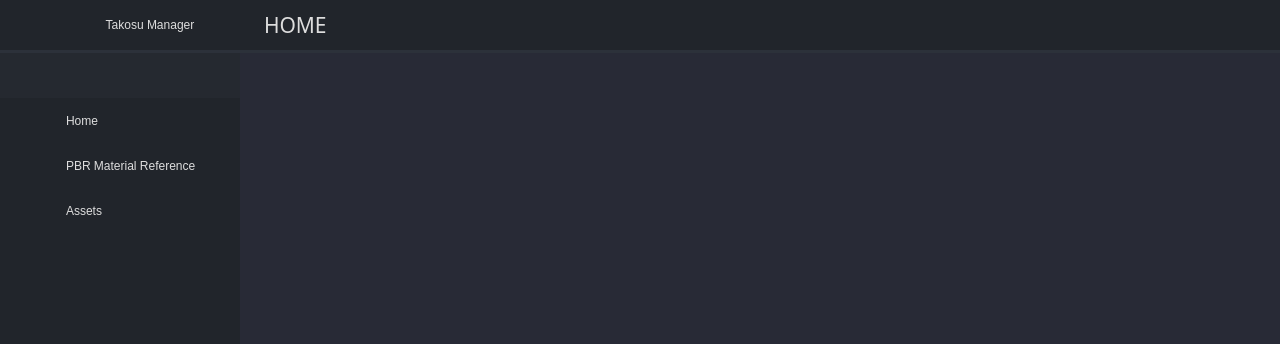
Before: the Qt Designer form main_window.ui in Studio-Takosu/takosu-manager, drawn with Qt 5; both pictures show x 0 to 1280 and y 0 to 344 of the 1280 by 720 pixel window.
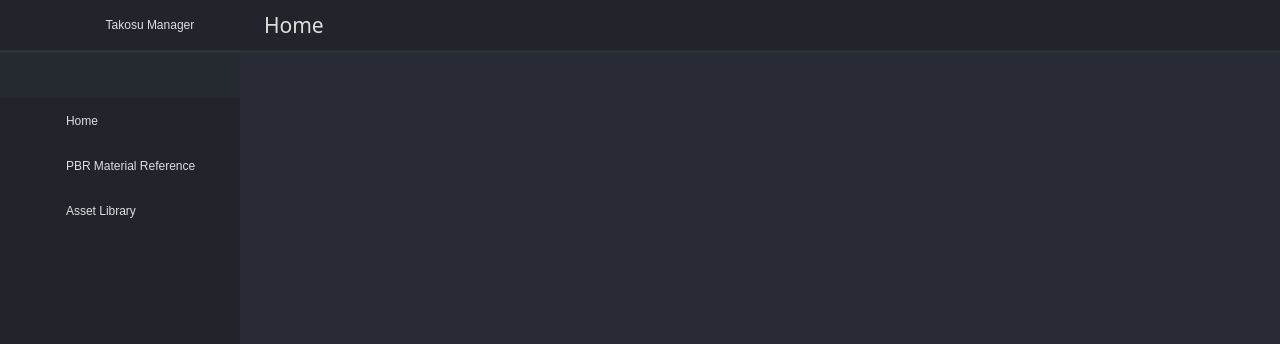
After: the same form once the commit is applied. Icons and pictures are not drawn.

Commit message: changed menu toggle icon

```diff
--- a/main_window.ui
+++ b/main_window.ui
@@ -76,20 +76,23 @@
 
 /* TOGGLE BUTTON */
 #toggleBtn {
+	/* background-position: left center; */
 	background-position: left center;
   	background-repeat: no-repeat;
 	border: none;
 	border-left: 20px solid transparent;
 	border-right: 20px solid transparent;
-	background-color: rgb(37, 41, 48);
 	text-align: left;
 	padding-left: 44px;
 	color: rgb(113, 126, 149);
 }
-#toggleBtn:hover {
+#toggleFrame {
+	background-color: rgb(37, 41, 48);
+}
+#toggleFrame:hover {
 	background-color: rgb(40, 44, 52);
 }
-#toggleBtn:pressed {
+#toggleFrame:pressed {
 	background-color: rgb(189, 147, 249);
 }
 
@@ -359,20 +362,42 @@
                  <number>0</number>
                 </property>
                 <item>
+                 <widget class="QFrame" name="toggleFrame">
+                  <property name="minimumSize">
+                   <size>
+                    <width>0</width>
+                    <height>45</height>
+                   </size>
+                  </property>
                  <widget class="QPushButton" name="toggleBtn">
+                   <property name="geometry">
+                    <rect>
+                     <x>180</x>
+                     <y>0</y>
+                     <width>60</width>
+                     <height>45</height>
+                    </rect>
+                   </property>
                   <property name="minimumSize">
                    <size>
                     <width>0</width>
                     <height>45</height>
                    </size>
                   </property>
+                   <property name="maximumSize">
+                    <size>
+                     <width>60</width>
+                     <height>16777215</height>
+                    </size>
+                   </property>
                   <property name="styleSheet">
-                   <string notr="true">background-image: url(:/icons/images/icons/icon_menu.png);</string>
+                    <string notr="true">background-image: url(:/icons/images/icons/cil-chevron-left.png);</string>
                   </property>
                   <property name="text">
                    <string/>
                   </property>
                  </widget>
+                 </widget>
                 </item>
                </layout>
               </widget>
@@ -682,7 +707,7 @@
 border: none;</string>
                         </property>
                         <property name="text">
-                         <string>Assets</string>
+                         <string>Asset Library</string>
                         </property>
                        </widget>
                       </item>
@@ -834,7 +859,7 @@
                    <string notr="true">font: 800 16pt &quot;Exo SemiBold&quot;;</string>
                   </property>
                   <property name="text">
-                   <string>HOME</string>
+                   <string>Home</string>
                   </property>
                  </widget>
                 </item>
```
Lines whose indentation alone changed are shown as unchanged. The commit also changes 1 other file.
